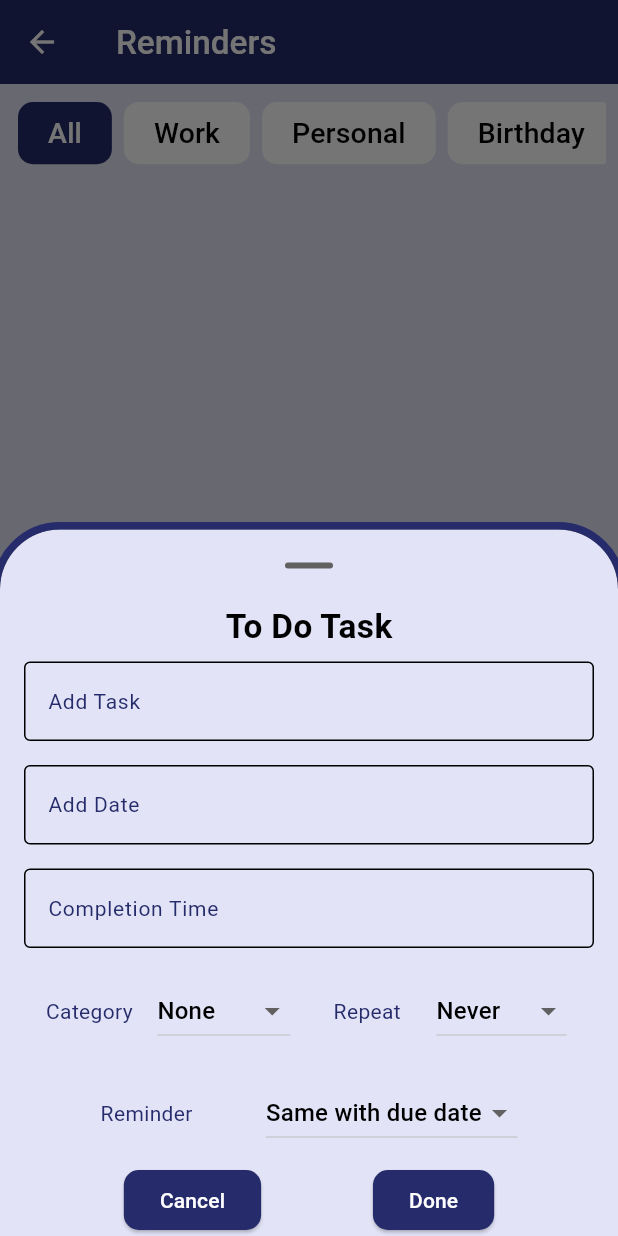
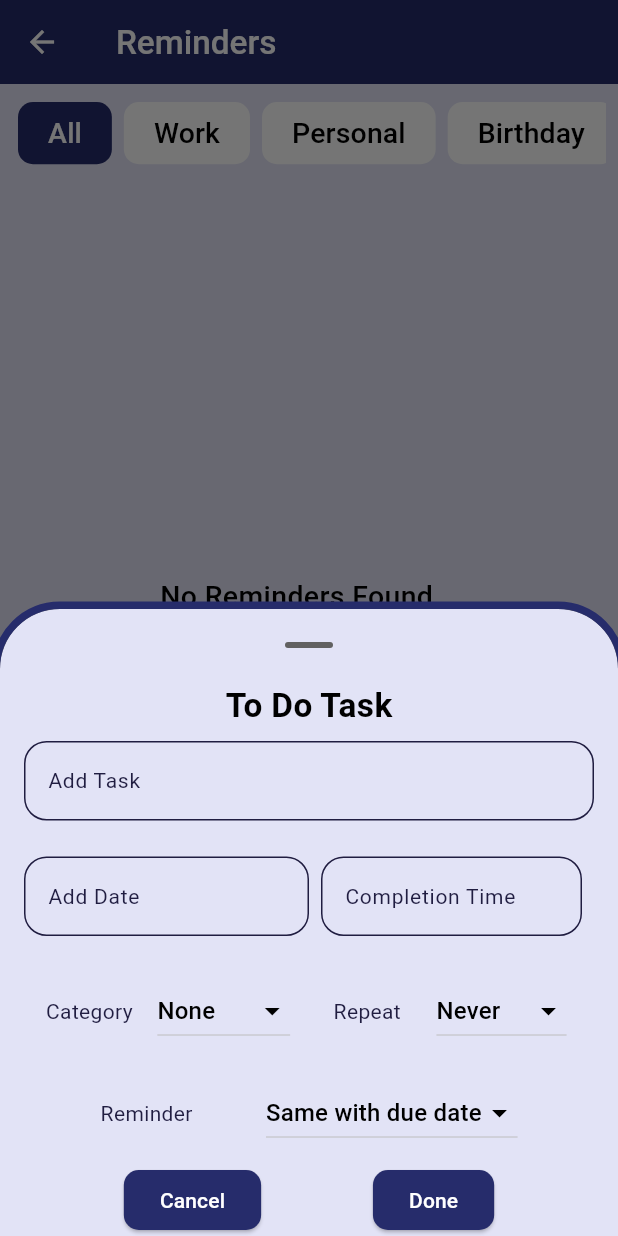
Before and after one commit to PatelPruthvi/task_planner, a Flutter app: the ReminderView screen opened directly, after a tap on the "add" icon, on a phone screen of 412 x 824 dp. Run offline on Flutter 3.47's test engine with Material 3 defaults, Android fonts, the light colour scheme and no system bars; drawn by our look-alikes of buttons_tabbar; our stand-ins replace another_flushbar, bloc, easy_date_timeline, firebase_auth, firebase_core, flutter_bloc and 5 more; accounts and stored records are empty.

Commit message:
dark theme added & bottom sheets ui is improvised

```diff
--- a/lib/resources/components/bottom_sheets/bottom_sheet_planner.dart
+++ b/lib/resources/components/bottom_sheets/bottom_sheet_planner.dart
@@ -9,7 +9,6 @@ import 'package:task_planner/resources/components/drop_down/repeat_drop_down.dar
 import 'package:task_planner/utils/dates/date_time.dart';
 import 'package:task_planner/views/reminders_view/bloc/reminder_bloc.dart';
 import 'package:task_planner/views/to_do_view/bloc/to_do_bloc.dart';
-import '../../../utils/colors/app_colors.dart';
 import '../../../utils/fonts/font_size.dart';
 import '../../../views/planner_view/bloc/task_plan_bloc.dart';
 
@@ -140,10 +139,10 @@ class BottomSheets {
           required int hexColorCode}) =>
       showModalBottomSheet(
         isScrollControlled: true,
-        shape: const RoundedRectangleBorder(
-            borderRadius: BorderRadius.vertical(top: Radius.circular(40)),
+        shape: RoundedRectangleBorder(
+            borderRadius: const BorderRadius.vertical(top: Radius.circular(40)),
             side: BorderSide(
-              color: AppColors.kblue600,
+              color: Theme.of(context).primaryColor,
               width: 5,
               strokeAlign: 1,
             )),
@@ -168,7 +167,7 @@ class BottomSheets {
                                   .appBarTheme
                                   .titleTextStyle!
                                   .copyWith(
-                                      color: Theme.of(context).primaryColor,
+                                      color: Theme.of(context).primaryColorDark,
                                       fontWeight: FontWeight.w600)),
                         ),
                         getTextField(context, () {}, nameC, "Task Name"),
@@ -250,10 +249,18 @@ class BottomSheets {
             decoration: InputDecoration(
                 labelText: labelText,
                 labelStyle: FontSize.getTextFieldTitleStyle(context),
-                border: const OutlineInputBorder(),
+                enabledBorder: OutlineInputBorder(
+                    borderRadius: BorderRadius.circular(15),
+                    borderSide:
+                        BorderSide(color: Theme.of(context).primaryColorDark)),
+                border: OutlineInputBorder(
+                    borderRadius: BorderRadius.circular(15),
+                    borderSide:
+                        BorderSide(color: Theme.of(context).primaryColorDark)),
                 focusedBorder: OutlineInputBorder(
-                    borderSide:
-                        BorderSide(color: Theme.of(context).primaryColor)))),
+                    borderRadius: BorderRadius.circular(15),
+                    borderSide: BorderSide(
+                        color: Theme.of(context).primaryColorDark)))),
       );
 
   static Widget getTimeRetrieverTextField(
@@ -288,11 +295,18 @@ class BottomSheets {
           decoration: InputDecoration(
               labelText: labelText,
               labelStyle: FontSize.getTextFieldTitleStyle(context),
-              disabledBorder: const OutlineInputBorder(),
-              border: const OutlineInputBorder(),
+              enabledBorder: OutlineInputBorder(
+                  borderRadius: BorderRadius.circular(15),
+                  borderSide:
+                      BorderSide(color: Theme.of(context).primaryColorDark)),
+              border: OutlineInputBorder(
+                  borderRadius: BorderRadius.circular(15),
+                  borderSide:
+                      BorderSide(color: Theme.of(context).primaryColorDark)),
               focusedBorder: OutlineInputBorder(
+                  borderRadius: BorderRadius.circular(15),
                   borderSide:
-                      BorderSide(color: Theme.of(context).primaryColor)))),
+                      BorderSide(color: Theme.of(context).primaryColorDark)))),
     );
   }
 
@@ -313,13 +327,12 @@ class BottomSheets {
     showModalBottomSheet(
         showDragHandle: true,
         isScrollControlled: true,
-        shape: const RoundedRectangleBorder(
-            borderRadius: BorderRadius.vertical(top: Radius.circular(40)),
+        shape: RoundedRectangleBorder(
+            borderRadius: const BorderRadius.vertical(top: Radius.circular(40)),
             side: BorderSide(
-              color: AppColors.kblue600,
+                color: Theme.of(context).primaryColor,
                 width: 5,
-              strokeAlign: 1,
-            )),
+                strokeAlign: 1)),
         context: context,
         builder: (context) => Padding(
               padding: EdgeInsets.only(
@@ -339,12 +352,16 @@ class BottomSheets {
                             context, () => null, controller, "Add Task"),
                         Padding(
                           padding: const EdgeInsets.all(8.0),
+                          child: Row(
+                            children: [
+                              Expanded(
                                 child: TextFormField(
                                     controller: dateC,
                                     autocorrect: false,
                                     readOnly: true,
                                     cursorColor: Theme.of(context).primaryColor,
-                              style: FontSize.getTextFieldTitleStyle(context),
+                                    style: FontSize.getTextFieldTitleStyle(
+                                        context),
                                     onTap: () async {
                                       dateTime = await showDatePicker(
                                         context: context,
@@ -356,8 +373,9 @@ class BottomSheets {
                                       );
 
                                       if (dateTime != null) {
-                                  dateC.text =
-                                      dateTime.toString().substring(0, 10);
+                                        dateC.text = dateTime
+                                            .toString()
+                                            .substring(0, 10);
                                       }
                                     },
                                     validator: (value) {
@@ -371,18 +389,36 @@ class BottomSheets {
                                     decoration: InputDecoration(
                                         labelText: "Add Date",
                                         labelStyle:
-                                      FontSize.getTextFieldTitleStyle(context),
-                                  disabledBorder: const OutlineInputBorder(),
-                                  border: const OutlineInputBorder(),
-                                  focusedBorder: OutlineInputBorder(
+                                            FontSize.getTextFieldTitleStyle(
+                                                context),
+                                        border: OutlineInputBorder(
+                                            borderRadius:
+                                                BorderRadius.circular(15),
                                             borderSide: BorderSide(
                                                 color: Theme.of(context)
-                                              .primaryColor)))),
+                                                    .primaryColorDark)),
+                                        enabledBorder: OutlineInputBorder(
+                                            borderRadius:
+                                                BorderRadius.circular(15),
+                                            borderSide: BorderSide(
+                                                color: Theme.of(context)
+                                                    .primaryColorDark)),
+                                        focusedBorder: OutlineInputBorder(
+                                            borderRadius:
+                                                BorderRadius.circular(15),
+                                            borderSide: BorderSide(
+                                                color: Theme.of(context)
+                                                    .primaryColorDark)))),
                               ),
-                        getTimeRetrieverTextField(
+                              Expanded(
+                                child: getTimeRetrieverTextField(
                                     context: context,
                                     controller: timeC,
                                     labelText: "Completion Time"),
+                              ),
+                            ],
+                          ),
+                        ),
                         Padding(
                             padding: const EdgeInsets.all(10.0),
                             child: Row(
--- a/lib/resources/components/calendar/infinite_view_calendar.dart
+++ b/lib/resources/components/calendar/infinite_view_calendar.dart
@@ -125,15 +125,15 @@ class _InfiniteCalendarState extends State<InfiniteCalendar> {
                             color: Theme.of(context).primaryColorDark,
                             borderRadius: BorderRadius.circular(10))),
                     inactiveDayStyle: DayStyle(
-                        dayStrStyle:
-                            const TextStyle(fontWeight: FontWeight.bold),
+                        dayStrStyle: const TextStyle(
+                            fontWeight: FontWeight.bold,
+                            color: AppColors.kblackColor),
                         dayNumStyle: TextStyle(
-                          fontWeight: FontWeight.bold,
-                          fontSize: FontSize.getAppBarTitleFontSize(context),
-                        ),
+                            fontWeight: FontWeight.bold,
+                            fontSize: FontSize.getAppBarTitleFontSize(context),
+                            color: AppColors.kblackColor),
                         decoration: BoxDecoration(
-                            border: Border.all(
-                                color: Theme.of(context).primaryColor),
+                            border: Border.all(color: Theme.of(context).primaryColor),
                             color: Theme.of(context).splashColor,
                             borderRadius: BorderRadius.circular(10)))),
               );
--- a/lib/resources/components/drop_down/category_drop_down.dart
+++ b/lib/resources/components/drop_down/category_drop_down.dart
@@ -22,9 +22,17 @@ class _CategoryDropDownListState extends State<CategoryDropDownList> {
   @override
   Widget build(BuildContext context) {
     return DropdownButton(
+        iconEnabledColor: Theme.of(context).listTileTheme.textColor,
+        dropdownColor: Theme.of(context).scaffoldBackgroundColor,
         value: dropDownValue,
         items: categories.map((val) {
-          return DropdownMenuItem(value: val, child: Text(val));
+          return DropdownMenuItem(
+              value: val,
+              child: Text(
+                val,
+                style:
+                    TextStyle(color: Theme.of(context).listTileTheme.textColor),
+              ));
         }).toList(),
         onChanged: (val) {
           setState(() {
--- a/lib/resources/components/drop_down/color_drop_down.dart
+++ b/lib/resources/components/drop_down/color_drop_down.dart
@@ -24,6 +24,7 @@ class _ColorDropDownListState extends State<ColorDropDownList> {
   @override
   Widget build(BuildContext context) {
     return DropdownButton(
+      iconEnabledColor: Theme.of(context).listTileTheme.textColor,
       value: colorHexCode,
       items: appHexColorCodes.map((colorVal) {
         return DropdownMenuItem(
--- a/lib/resources/components/drop_down/reminder_dropdown.dart
+++ b/lib/resources/components/drop_down/reminder_dropdown.dart
@@ -22,9 +22,17 @@ class _ReminderDropdownState extends State<ReminderDropdown> {
   @override
   Widget build(BuildContext context) {
     return DropdownButton(
+        iconEnabledColor: Theme.of(context).listTileTheme.textColor,
+        dropdownColor: Theme.of(context).scaffoldBackgroundColor,
         value: reminderVal,
         items: reminders.map((val) {
-          return DropdownMenuItem(value: val, child: Text(val));
+          return DropdownMenuItem(
+              value: val,
+              child: Text(
+                val,
+                style:
+                    TextStyle(color: Theme.of(context).listTileTheme.textColor),
+              ));
         }).toList(),
         onChanged: (val) {
           setState(() {
--- a/lib/resources/components/drop_down/repeat_drop_down.dart
+++ b/lib/resources/components/drop_down/repeat_drop_down.dart
@@ -22,9 +22,17 @@ class _RepeatDropdownState extends State<RepeatDropdown> {
   @override
   Widget build(BuildContext context) {
     return DropdownButton(
+        dropdownColor: Theme.of(context).scaffoldBackgroundColor,
+        iconEnabledColor: Theme.of(context).listTileTheme.textColor,
         value: repeatValue,
         items: repeats.map((val) {
-          return DropdownMenuItem(value: val, child: Text(val));
+          return DropdownMenuItem(
+              value: val,
+              child: Text(
+                val,
+                style:
+                    TextStyle(color: Theme.of(context).listTileTheme.textColor),
+              ));
         }).toList(),
         onChanged: (val) {
           setState(() {
--- a/lib/utils/Themes/themes.dart
+++ b/lib/utils/Themes/themes.dart
@@ -77,8 +77,9 @@ class Themes {
           dragHandleColor: AppColors.kscreenColor,
           showDragHandle: true,
           backgroundColor: AppColors.kblackColor),
-      colorScheme: const ColorScheme.light(
-          primary: AppColors.kblue600,
-          secondary: AppColors.kblue600,
+      colorScheme: ColorScheme.dark(
+          surfaceTint: Theme.of(context).scaffoldBackgroundColor,
+          primary: AppColors.kmediumBlueColor,
+          secondary: AppColors.kmediumBlueColor,
           onSecondary: AppColors.kwhiteColor));
 }
--- a/lib/utils/fonts/font_size.dart
+++ b/lib/utils/fonts/font_size.dart
@@ -13,6 +13,9 @@ class FontSize {
       fontSize: FontSize.getTaskPlannerDescriptionFontSize(context),
       color: Theme.of(context).listTileTheme.textColor);
   static getTextFieldTitleStyle(BuildContext context) => TextStyle(
+      color: Theme.of(context).primaryColorDark,
+      fontSize: FontSize.getTaskPlannerDescriptionFontSize(context));
+  static getBottomSelectedStyle(BuildContext context) => TextStyle(
       color: Theme.of(context).primaryColor,
       fontSize: FontSize.getTaskPlannerDescriptionFontSize(context));
   static getBottomTextStyle(BuildContext context) => TextStyle(
@@ -27,7 +30,7 @@ class FontSize {
       fontSize: FontSize.getMediumFontSize(context));
   static getMEdiumBlackFontstyle(BuildContext context) =>
       Theme.of(context).appBarTheme.titleTextStyle!.copyWith(
-          color: Colors.black,
+          color: Theme.of(context).listTileTheme.textColor,
           fontWeight: FontWeight.w600,
           fontSize: FontSize.getAppBarTitleFontSize(context));
   static TextStyle getMediumWhiteFontStyle(BuildContext context) => TextStyle(
--- a/lib/views/bottom_bar_view/bottom_bar_view.dart
+++ b/lib/views/bottom_bar_view/bottom_bar_view.dart
@@ -46,7 +46,7 @@ class _BottomBarViewState extends State<BottomBarView> {
         selectedFontSize: 16,
         unselectedFontSize: 12,
         unselectedLabelStyle: FontSize.getBottomTextStyle(context),
-        selectedLabelStyle: FontSize.getTextFieldTitleStyle(context),
+        selectedLabelStyle: FontSize.getBottomSelectedStyle(context),
         currentIndex: selectedIndex,
         onTap: onBarChange,
       ),
--- a/lib/views/category_view/ui/category_view.dart
+++ b/lib/views/category_view/ui/category_view.dart
@@ -217,7 +217,6 @@ class _CategoryViewState extends State<CategoryView> {
                                                 children: [
                                                   const Icon(
                                                       Icons.timer_outlined),
-                                                  const Text("  "),
                                                   Text(successState
                                                       .todoItems[index]
                                                       .completionTime!)
@@ -231,7 +230,6 @@ class _CategoryViewState extends State<CategoryView> {
                                                         .spaceEvenly,
                                                 children: [
                                                   const Icon(Icons.repeat),
-                                                  const Text("   "),
                                                   Text(successState
                                                       .todoItems[index].repeat!)
                                                 ],
```
Lines whose indentation alone changed are shown as unchanged.
